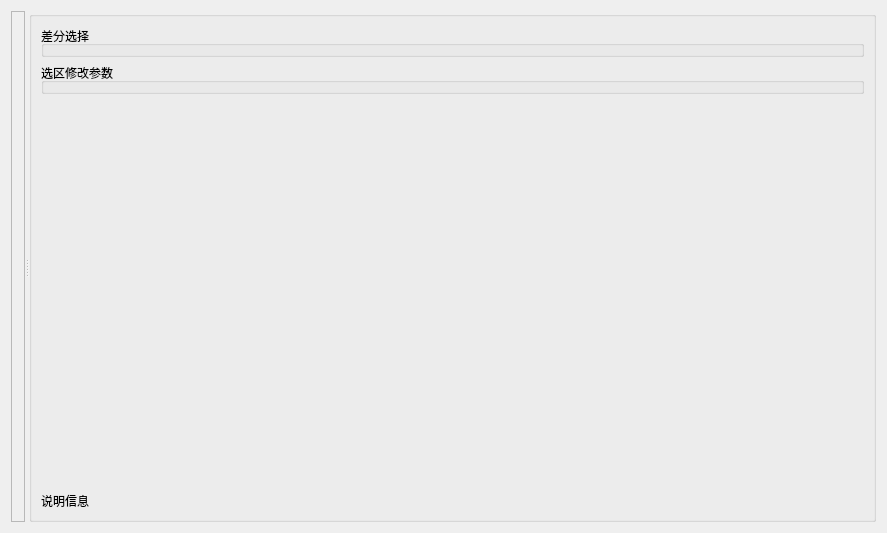
This is src/preppipe_gui_pyside6/forms/imagepackwidget.ui in PrepPipe/preppipe-python as Qt 5 draws it before an edit. The edited form follows.
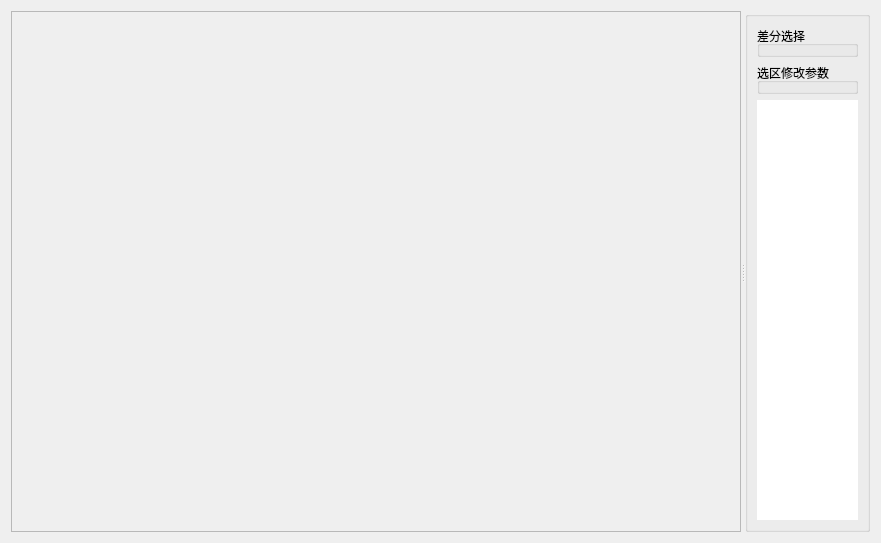
This is the edited form.

Commit message: [UI] Improved imagepack viewer's help text

Patch:
```diff
--- a/src/preppipe_gui_pyside6/forms/imagepackwidget.ui
+++ b/src/preppipe_gui_pyside6/forms/imagepackwidget.ui
@@ -6,8 +6,8 @@
    <rect>
     <x>0</x>
     <y>0</y>
-    <width>887</width>
-    <height>533</height>
+    <width>881</width>
+    <height>543</height>
    </rect>
   </property>
   <property name="windowTitle">
@@ -27,8 +27,8 @@
      </property>
      <widget class="QFrame" name="viewerFrame">
       <property name="sizePolicy">
-       <sizepolicy hsizetype="Expanding" vsizetype="Expanding">
-        <horstretch>0</horstretch>
+       <sizepolicy hsizetype="Ignored" vsizetype="Expanding">
+        <horstretch>4</horstretch>
         <verstretch>0</verstretch>
        </sizepolicy>
       </property>
@@ -55,7 +55,7 @@
      </widget>
      <widget class="QGroupBox" name="controlAreaGroupBox">
       <property name="sizePolicy">
-       <sizepolicy hsizetype="Fixed" vsizetype="Expanding">
+       <sizepolicy hsizetype="MinimumExpanding" vsizetype="Expanding">
         <horstretch>0</horstretch>
         <verstretch>0</verstretch>
        </sizepolicy>
@@ -91,30 +91,29 @@
         </widget>
        </item>
        <item>
-        <spacer name="verticalSpacer">
-         <property name="orientation">
-          <enum>Qt::Orientation::Vertical</enum>
-         </property>
-         <property name="sizeHint" stdset="0">
-          <size>
-           <width>20</width>
-           <height>40</height>
-          </size>
-         </property>
-        </spacer>
-       </item>
-       <item>
-        <widget class="QLabel" name="infoLabel">
+        <widget class="QTextEdit" name="infoTextEdit">
          <property name="sizePolicy">
-          <sizepolicy hsizetype="Preferred" vsizetype="Fixed">
+          <sizepolicy hsizetype="Ignored" vsizetype="MinimumExpanding">
            <horstretch>0</horstretch>
-           <verstretch>0</verstretch>
+           <verstretch>1</verstretch>
           </sizepolicy>
          </property>
-         <property name="text">
-          <string>说明信息</string>
+         <property name="frameShape">
+          <enum>QFrame::Shape::NoFrame</enum>
          </property>
-         <property name="wordWrap">
+         <property name="verticalScrollBarPolicy">
+          <enum>Qt::ScrollBarPolicy::ScrollBarAsNeeded</enum>
+         </property>
+         <property name="horizontalScrollBarPolicy">
+          <enum>Qt::ScrollBarPolicy::ScrollBarAlwaysOff</enum>
+         </property>
+         <property name="sizeAdjustPolicy">
+          <enum>QAbstractScrollArea::SizeAdjustPolicy::AdjustToContents</enum>
+         </property>
+         <property name="undoRedoEnabled">
+          <bool>false</bool>
+         </property>
+         <property name="readOnly">
           <bool>true</bool>
          </property>
         </widget>
```
The commit also changes 3 other files.
